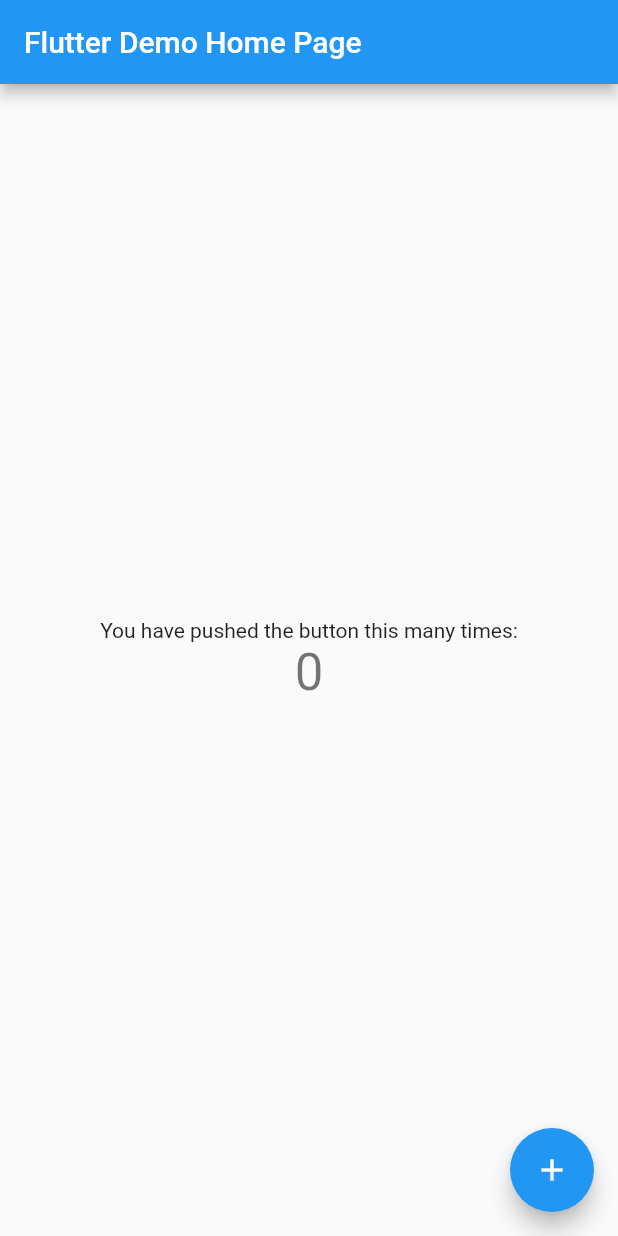
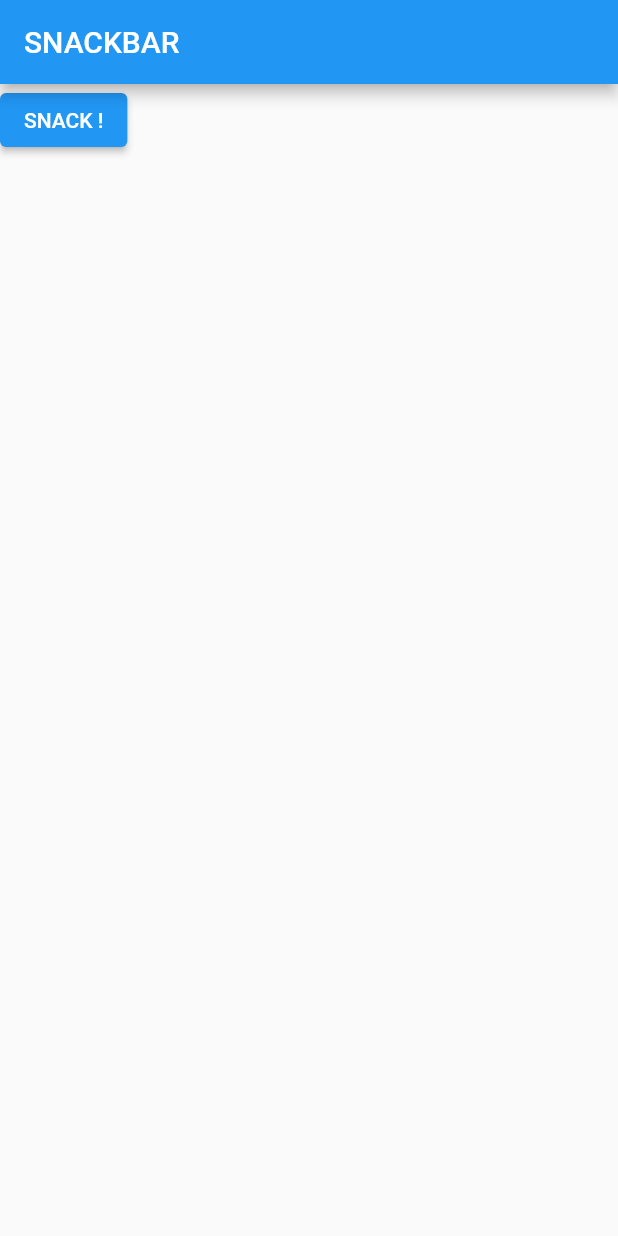
Before and after one commit to fabienlierville/ril21-1-flutter-navigation, a Flutter app: the screen it shows after launch, on a phone screen of 412 x 824 dp. Run offline on Flutter 3.47's test engine with Material 2 defaults, Android fonts, the phone set to English and light mode, and no system bars.

Commit message:
SnackBar

```diff
--- a/lib/main.dart
+++ b/lib/main.dart
@@ -1,4 +1,5 @@
 import 'package:flutter/material.dart';
+import 'package:navigation/pages/page_snack.dart';
 
 void main() {
   runApp(const MyApp());
@@ -7,109 +8,14 @@ void main() {
 class MyApp extends StatelessWidget {
   const MyApp({Key? key}) : super(key: key);
 
-  // This widget is the root of your application.
   @override
   Widget build(BuildContext context) {
     return MaterialApp(
       title: 'Flutter Demo',
       theme: ThemeData(
-        // This is the theme of your application.
-        //
-        // Try running your application with "flutter run". You'll see the
-        // application has a blue toolbar. Then, without quitting the app, try
-        // changing the primarySwatch below to Colors.green and then invoke
-        // "hot reload" (press "r" in the console where you ran "flutter run",
-        // or simply save your changes to "hot reload" in a Flutter IDE).
-        // Notice that the counter didn't reset back to zero; the application
-        // is not restarted.
         primarySwatch: Colors.blue,
       ),
-      home: const MyHomePage(title: 'Flutter Demo Home Page'),
+      home: const PageSnack(),
     );
   }
 }
-
-class MyHomePage extends StatefulWidget {
-  const MyHomePage({Key? key, required this.title}) : super(key: key);
-
-  // This widget is the home page of your application. It is stateful, meaning
-  // that it has a State object (defined below) that contains fields that affect
-  // how it looks.
-
-  // This class is the configuration for the state. It holds the values (in this
-  // case the title) provided by the parent (in this case the App widget) and
-  // used by the build method of the State. Fields in a Widget subclass are
-  // always marked "final".
-
-  final String title;
-
-  @override
-  State<MyHomePage> createState() => _MyHomePageState();
-}
-
-class _MyHomePageState extends State<MyHomePage> {
-  int _counter = 0;
-
-  void _incrementCounter() {
-    setState(() {
-      // This call to setState tells the Flutter framework that something has
-      // changed in this State, which causes it to rerun the build method below
-      // so that the display can reflect the updated values. If we changed
-      // _counter without calling setState(), then the build method would not be
-      // called again, and so nothing would appear to happen.
-      _counter++;
-    });
-  }
-
-  @override
-  Widget build(BuildContext context) {
-    // This method is rerun every time setState is called, for instance as done
-    // by the _incrementCounter method above.
-    //
-    // The Flutter framework has been optimized to make rerunning build methods
-    // fast, so that you can just rebuild anything that needs updating rather
-    // than having to individually change instances of widgets.
-    return Scaffold(
-      appBar: AppBar(
-        // Here we take the value from the MyHomePage object that was created by
-        // the App.build method, and use it to set our appbar title.
-        title: Text(widget.title),
-      ),
-      body: Center(
-        // Center is a layout widget. It takes a single child and positions it
-        // in the middle of the parent.
-        child: Column(
-          // Column is also a layout widget. It takes a list of children and
-          // arranges them vertically. By default, it sizes itself to fit its
-          // children horizontally, and tries to be as tall as its parent.
-          //
-          // Invoke "debug painting" (press "p" in the console, choose the
-          // "Toggle Debug Paint" action from the Flutter Inspector in Android
-          // Studio, or the "Toggle Debug Paint" command in Visual Studio Code)
-          // to see the wireframe for each widget.
-          //
-          // Column has various properties to control how it sizes itself and
-          // how it positions its children. Here we use mainAxisAlignment to
-          // center the children vertically; the main axis here is the vertical
-          // axis because Columns are vertical (the cross axis would be
-          // horizontal).
-          mainAxisAlignment: MainAxisAlignment.center,
-          children: <Widget>[
-            const Text(
-              'You have pushed the button this many times:',
-            ),
-            Text(
-              '$_counter',
-              style: Theme.of(context).textTheme.headline4,
-            ),
-          ],
-        ),
-      ),
-      floatingActionButton: FloatingActionButton(
-        onPressed: _incrementCounter,
-        tooltip: 'Increment',
-        child: const Icon(Icons.add),
-      ), // This trailing comma makes auto-formatting nicer for build methods.
-    );
-  }
-}
--- /dev/null
+++ b/lib/pages/page_snack.dart
@@ -0,0 +1,43 @@
+import 'package:flutter/material.dart';
+
+class PageSnack extends StatefulWidget {
+  const PageSnack({Key? key}) : super(key: key);
+
+  @override
+  _PageSnackState createState() => _PageSnackState();
+}
+
+class _PageSnackState extends State<PageSnack> {
+  @override
+  Widget build(BuildContext context) {
+    return Scaffold(
+      appBar: AppBar(
+        title: Text("SNACKBAR"),
+      ),
+      body: Column(
+        children: [
+          ElevatedButton(
+              onPressed: callSnack,
+              child: Text("SNACK !")
+          )
+        ],
+      ) ,
+    );
+  }
+
+  void callSnack(){
+    SnackBar snackBar = SnackBar(
+        content: Text("Enregistrement OK"),
+      duration: Duration(seconds: 3),
+      backgroundColor: Colors.black38,
+      action: SnackBarAction(
+        label: "Annuler",
+        onPressed: (){
+          print("Annuler");
+        },
+      ),
+    );
+    ScaffoldMessenger.of(context).showSnackBar(snackBar);
+  }
+
+}
```
